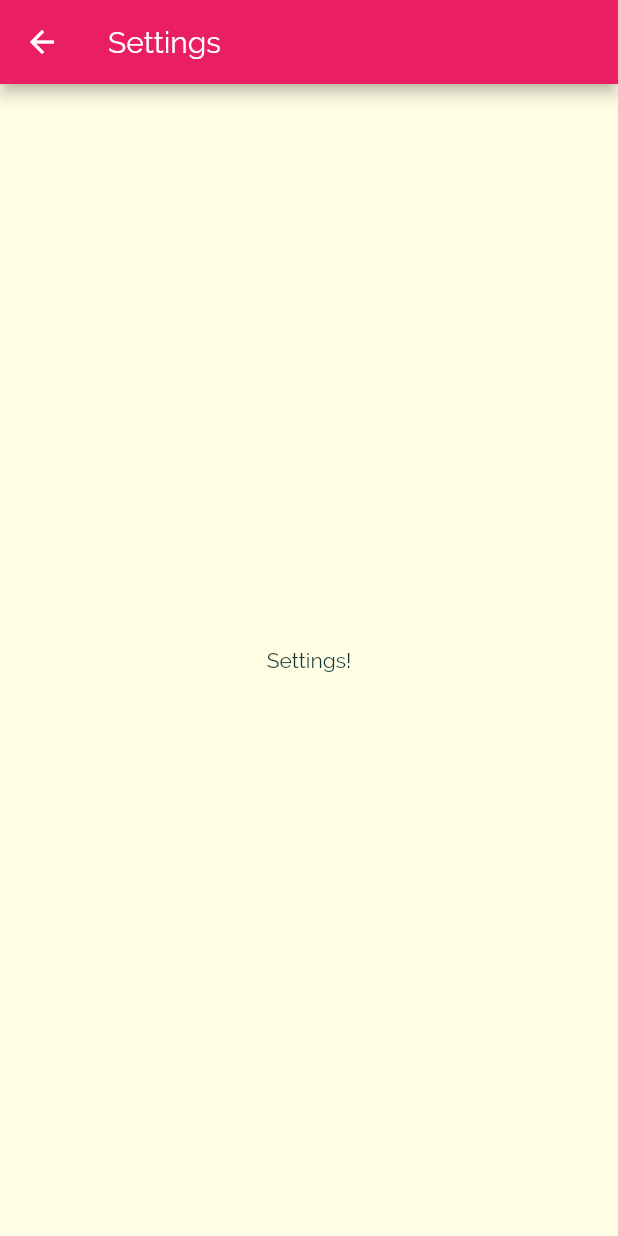
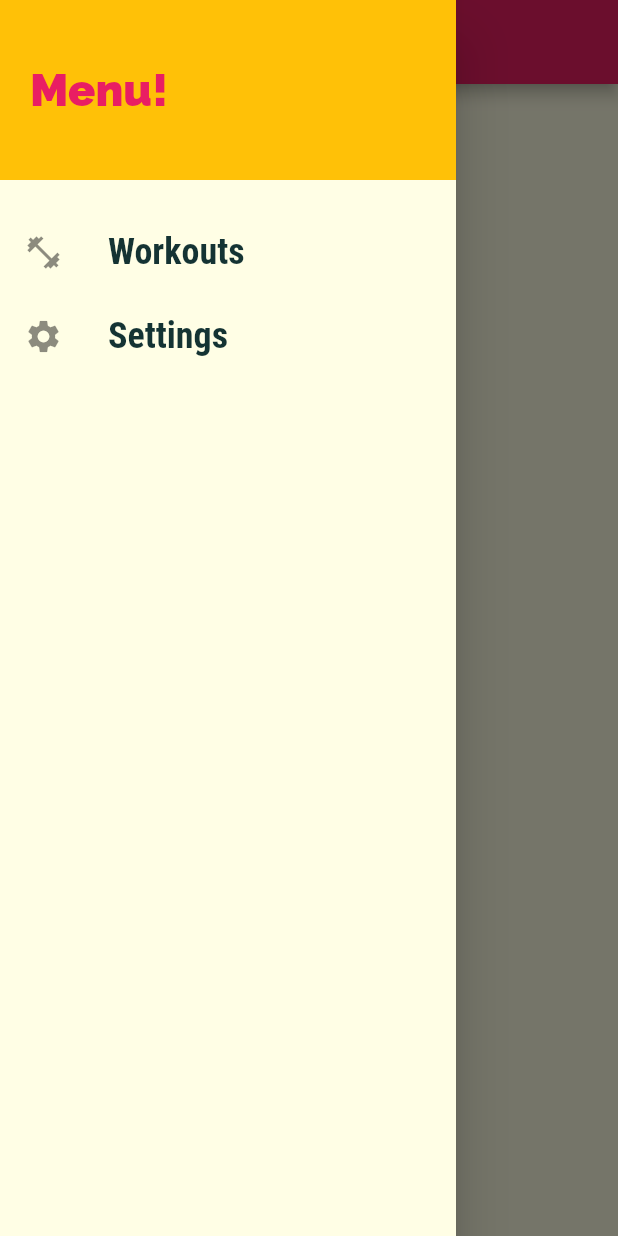
Before and after one commit to dipinsonwani/workout_app, a Flutter app: the Settings screen opened by its route, with the side drawer open (before the commit the screen has no drawer), on a phone screen of 412 x 824 dp. Run offline on Flutter 3.47's test engine with Material 2 defaults, Android fonts, the phone set to English and light mode, and no system bars.

Commit message:
Maintained page stack

```diff
--- a/lib/screens/settings.dart
+++ b/lib/screens/settings.dart
@@ -1,10 +1,12 @@
 import 'package:flutter/material.dart';
+import '../widgets/main_drawer.dart';
 class Settings extends StatelessWidget {
   static const routeName ='/settings';
   @override
   Widget build(BuildContext context) {
     return Scaffold(
       appBar: AppBar(title:Text('Settings')),
+      drawer: MainDrawer(),
       body: Center(child: Text('Settings!'))
     );
   }
--- a/lib/widgets/main_drawer.dart
+++ b/lib/widgets/main_drawer.dart
@@ -44,13 +44,13 @@ class MainDrawer extends StatelessWidget {
           'Workouts',
         Icons.fitness_center,
         () {
-          Navigator.of(context).pushNamed('/');
+          Navigator.of(context).pushReplacementNamed('/');
         }),
         buildListTile(
           'Settings',
           Icons.settings,
           (){
-            Navigator.of(context).pushNamed('/settings');
+            Navigator.of(context).pushReplacementNamed('/settings');
           })
       ]),
     );
```
